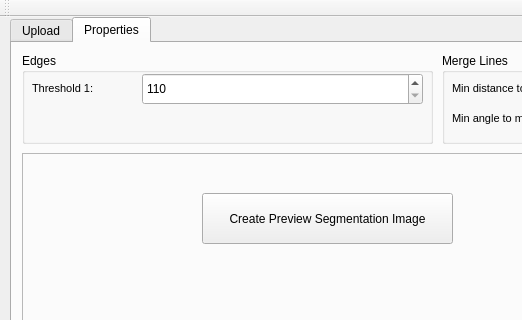
Qt form mainwindow.ui (inbar2748/DendriteProject) before a commit; both pictures show x 0 to 522 and y 0 to 320 of the 689 by 610 pixel window.
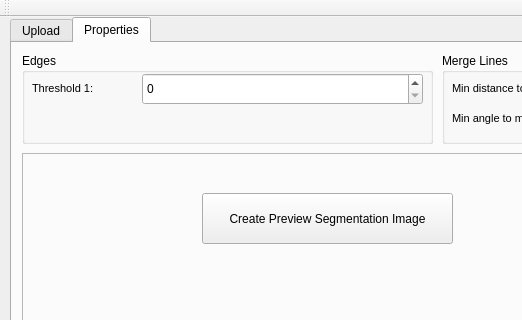
The same form after that commit.

Commit message: update threshold range

What changed in the file:
```diff
--- a/mainwindow.ui
+++ b/mainwindow.ui
@@ -181,10 +181,10 @@
        </property>
        <widget class="QSpinBox" name="threshold1_slider_2">
         <property name="minimum">
-         <number>110</number>
+         <number>0</number>
         </property>
         <property name="maximum">
-         <number>200</number>
+         <number>255</number>
         </property>
        </widget>
       </widget>
```
The commit also changes 1 other file.
